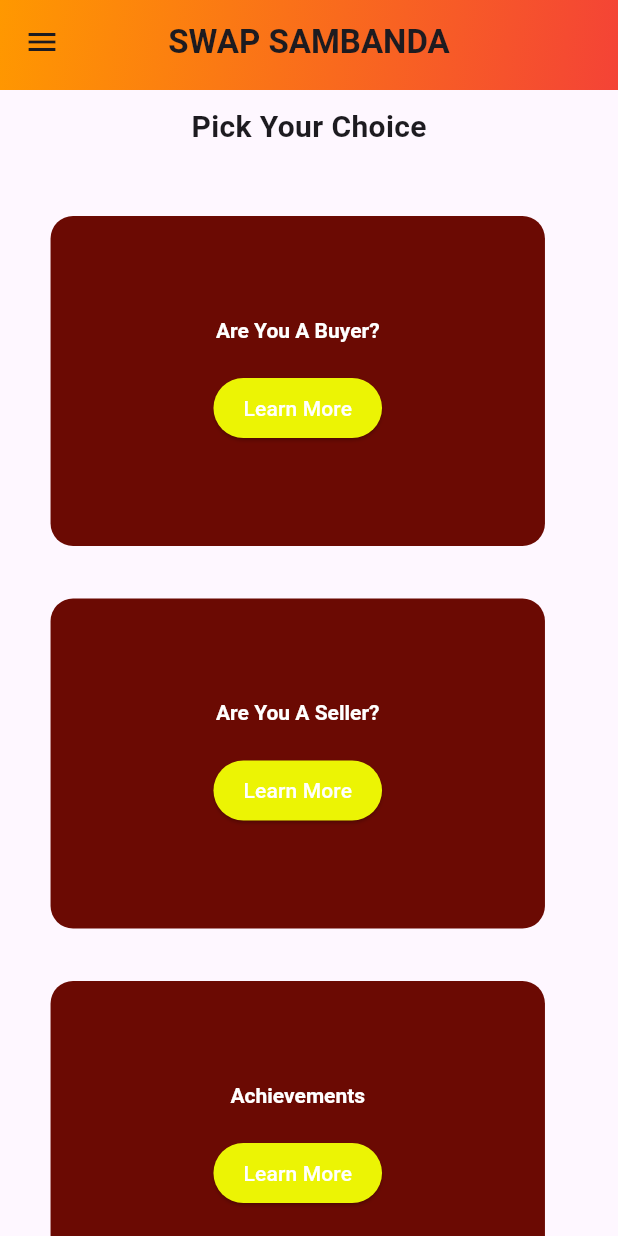
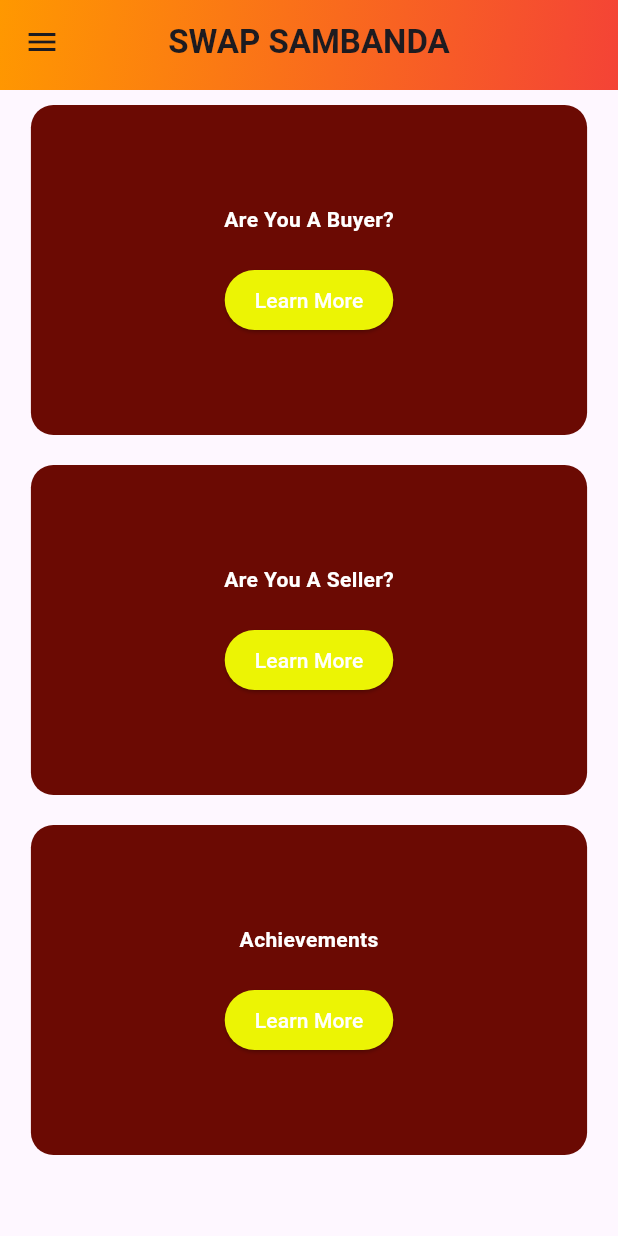
Before and after one commit to NaveenGP2005/wHACKiest, a Flutter app: the screen it shows after launch, after a tap on "Continue as Guest User", on a phone screen of 412 x 824 dp. Run offline on Flutter 3.47's test engine with Material 3 defaults, Android fonts, the phone set to English and light mode, and no system bars; missing offline and left inert: dart:html; Roboto replaces fonts that are missing (hi, hii).

Commit message:
brownie task:1

```diff
--- a/front/lib/home.dart
+++ b/front/lib/home.dart
@@ -1,3 +1,4 @@
+import 'dart:html' as html;
 import 'package:flutter/material.dart';
 import 'package:whackiest/login.dart';
 
@@ -12,11 +13,37 @@ class Home extends StatefulWidget {
 }
 
 class _HomeState extends State<Home> {
+  ThemeMode _themeMode = ThemeMode.light;
+
+  @override
+  void initState() {
+    super.initState();
+    _loadThemePreference();
+  }
+
+  void _loadThemePreference() {
+    final isDarkMode = html.window.localStorage['isDarkMode'] == 'true';
+    setState(() {
+      _themeMode = isDarkMode ? ThemeMode.dark : ThemeMode.light;
+    });
+  }
+
+  void _toggleTheme(bool isDark) {
+    setState(() {
+      _themeMode = isDark ? ThemeMode.dark : ThemeMode.light;
+    });
+    html.window.localStorage['isDarkMode'] = isDark.toString();
+  }
+
   @override
   Widget build(BuildContext context) {
     final double screenWidth = MediaQuery.of(context).size.width;
 
-    return Scaffold(
+    return MaterialApp(
+      theme: ThemeData.light(),
+      darkTheme: ThemeData.dark(),
+      themeMode: _themeMode,
+      home: Scaffold(
         drawer: Drawer(
           child: Column(
             children: [
@@ -44,23 +71,29 @@ class _HomeState extends State<Home> {
                     ListTile(
                       leading: Icon(Icons.home),
                       title: Text("Home"),
-                    onTap: () {
-                      // Add functionality if needed
-                    },
+                      onTap: () {},
                     ),
                     ListTile(
                       leading: Icon(Icons.menu_book),
                       title: Text("Personal Information"),
-                    onTap: () {
-                      // Add functionality if needed
-                    },
+                      onTap: () {},
                     ),
                     ListTile(
                       leading: Icon(Icons.contact_page),
                       title: Text("About Us"),
-                    onTap: () {
-                      // Add functionality if needed
+                      onTap: () {},
+                    ),
+                    SwitchListTile(
+                      title: Text("Dark Mode"),
+                      value: _themeMode == ThemeMode.dark,
+                      onChanged: (value) {
+                        _toggleTheme(value);
                       },
+                      secondary: Icon(
+                        _themeMode == ThemeMode.dark
+                            ? Icons.dark_mode
+                            : Icons.light_mode,
+                      ),
                     ),
                     ListTile(
                       leading: Icon(Icons.logout_rounded),
@@ -98,19 +131,17 @@ class _HomeState extends State<Home> {
             ),
           ),
         ),
-      body: SingleChildScrollView(
+        body: LayoutBuilder(
+          builder: (context, constraints) {
+            double screenWidth = constraints.maxWidth;
+            bool isSmallScreen = screenWidth <= 600;
+
+            return SingleChildScrollView(
               scrollDirection: Axis.vertical,
               child: Center(
-          child: Column(
+                child: isSmallScreen
+                    ? Column(
                         children: [
-              Container(
-                padding: EdgeInsets.all(10),
-                child: Text(
-                  "Pick Your Choice",
-                  style: TextStyle(fontSize: 20, fontWeight: FontWeight.bold),
-                ),
-              ),
-              SizedBox(height: 20),
                           ...[
                             'Are You A Buyer?',
                             'Are You A Seller?',
@@ -119,33 +150,28 @@ class _HomeState extends State<Home> {
                             return Column(
                               children: [
                                 Container(
-                      width: screenWidth * 0.8,
+                                  width: screenWidth * 0.9,
                                   height: 220,
                                   padding: EdgeInsets.all(20.0),
-                      margin: EdgeInsets.only(top: 15.0, left: 15.0, right: 30.0),
+                                  margin: EdgeInsets.symmetric(vertical: 10.0),
                                   alignment: Alignment.center,
                                   decoration: BoxDecoration(
-                        color: const Color.fromARGB(255, 107, 10, 3),
+                                    color:
+                                        const Color.fromARGB(255, 107, 10, 3),
                                     borderRadius: BorderRadius.circular(15.0),
                                   ),
                                   child: Column(
                                     mainAxisAlignment: MainAxisAlignment.center,
                                     children: [
-                          RichText(
-                            text: TextSpan(
-                              children: <TextSpan>[
-                                TextSpan(
-                                  text: text,
+                                      Text(
+                                        text,
                                         style: TextStyle(
                                           fontFamily: 'hii',
                                           fontWeight: FontWeight.bold,
                                           color: Colors.white,
                                         ),
                                       ),
-                              ],
-                            ),
-                          ),
-                          SizedBox(height: 20), // Space between text and button
+                                      SizedBox(height: 20),
                                       ElevatedButton(
                                         onPressed: () {
                                           print("$text Button Clicked");
@@ -153,7 +179,8 @@ class _HomeState extends State<Home> {
                                         child: Text("Learn More"),
                                         style: ElevatedButton.styleFrom(
                                           foregroundColor: Colors.white,
-                              backgroundColor: const Color.fromARGB(255, 236, 244, 4),
+                                          backgroundColor: const Color.fromARGB(
+                                              255, 236, 244, 4),
                                           padding: EdgeInsets.symmetric(
                                             vertical: 10.0,
                                             horizontal: 20.0,
@@ -163,8 +190,61 @@ class _HomeState extends State<Home> {
                                     ],
                                   ),
                                 ),
-                    SizedBox(height: 20), // Consistent spacing between columns
                               ],
+                            );
+                          }).toList(),
+                        ],
+                      )
+                    : SingleChildScrollView(
+                        scrollDirection: Axis.horizontal,
+                        child: Row(
+                          mainAxisSize: MainAxisSize.min, // Ensure no overflow
+                          children: [
+                            ...[
+                              'Are You A Buyer?',
+                              'Are You A Seller?',
+                              'Achievements',
+                            ].map((text) {
+                              return Container(
+                                width: screenWidth * 0.3,
+                                height: 220,
+                                padding: EdgeInsets.all(20.0),
+                                margin: EdgeInsets.symmetric(
+                                    horizontal: 15.0, vertical: 10.0),
+                                alignment: Alignment.center,
+                                decoration: BoxDecoration(
+                                  color: const Color.fromARGB(255, 107, 10, 3),
+                                  borderRadius: BorderRadius.circular(15.0),
+                                ),
+                                child: Column(
+                                  mainAxisAlignment: MainAxisAlignment.center,
+                                  children: [
+                                    Text(
+                                      text,
+                                      style: TextStyle(
+                                        fontFamily: 'hii',
+                                        fontWeight: FontWeight.bold,
+                                        color: Colors.white,
+                                      ),
+                                    ),
+                                    SizedBox(height: 20),
+                                    ElevatedButton(
+                                      onPressed: () {
+                                        print("$text Button Clicked");
+                                      },
+                                      child: Text("Learn More"),
+                                      style: ElevatedButton.styleFrom(
+                                        foregroundColor: Colors.white,
+                                        backgroundColor: const Color.fromARGB(
+                                            255, 236, 244, 4),
+                                        padding: EdgeInsets.symmetric(
+                                          vertical: 10.0,
+                                          horizontal: 20.0,
+                                        ),
+                                      ),
+                                    ),
+                                  ],
+                                ),
                               );
                             }).toList(),
                           ],
@@ -172,5 +252,9 @@ class _HomeState extends State<Home> {
                       ),
               ),
             );
+          },
+        ),
+      ),
+    );
   }
 }
```
Lines whose indentation alone changed are shown as unchanged.
